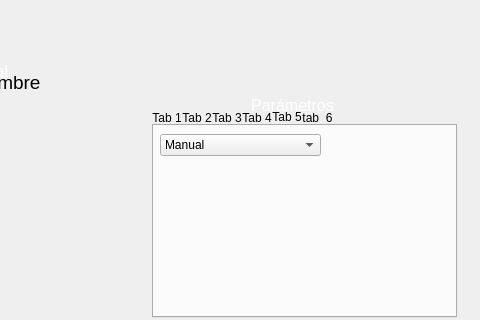
razulued/qt_application, file asa_application/detailedwindow.ui: the form before one commit; both pictures show x 198 to 678 and y 0 to 320 of the 800 by 600 pixel window.
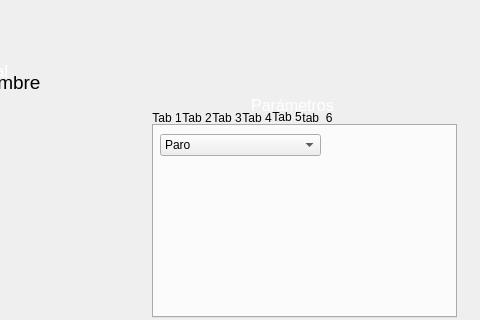
The form after the commit. Icons and pictures are not drawn.

```diff
--- a/asa_application/detailedwindow.ui
+++ b/asa_application/detailedwindow.ui
@@ -371,7 +371,7 @@
       </property>
       <item>
        <property name="text">
-        <string>Manual</string>
+        <string>Paro</string>
        </property>
       </item>
       <item>
```
Left out of the diff: 5 changed lines with no effect on the pictures.
